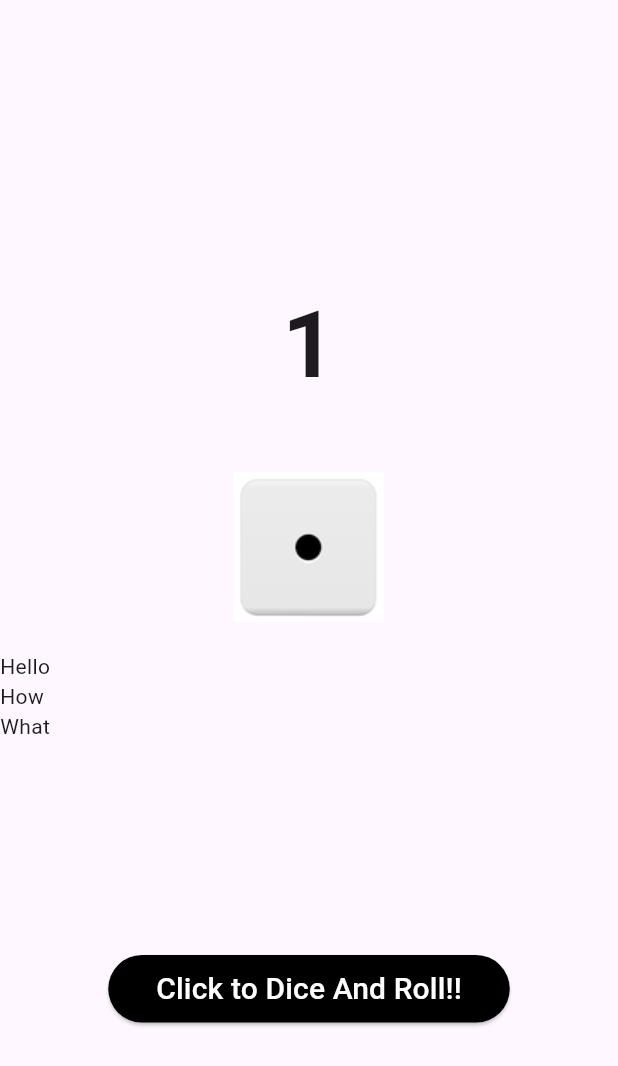
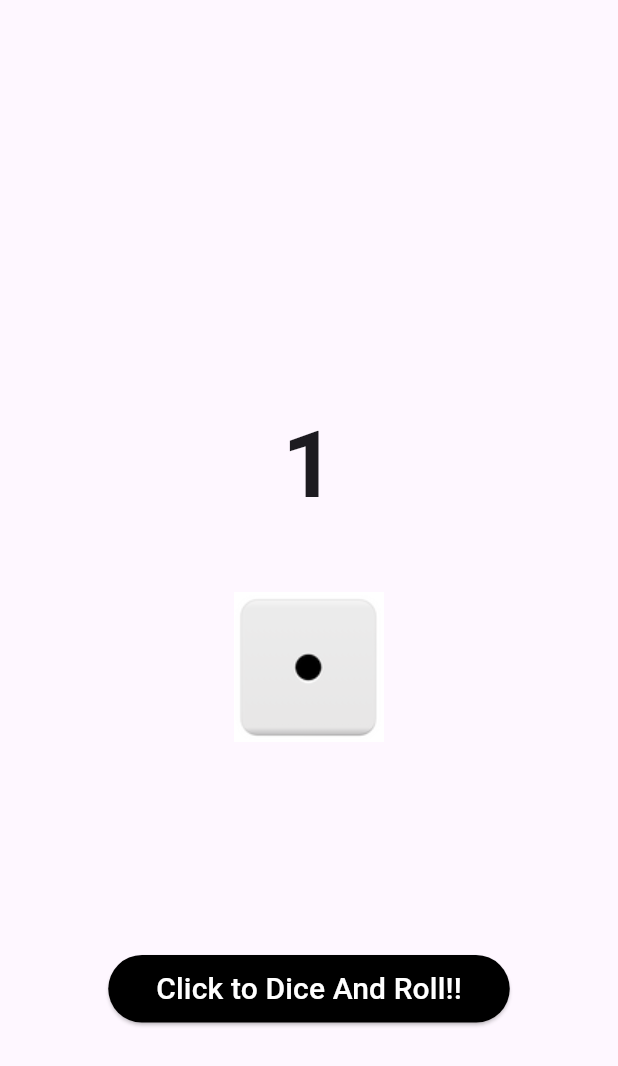
Before and after one commit to Partha0777/Dice-and-Roll, a Flutter app: the screen it shows after launch, on a phone screen of 412 x 824 dp. Shown: the top 1066 px of the screen. Run offline on Flutter 3.47's test engine with Material 3 defaults, Android fonts, the phone set to English and light mode, and no system bars.

Commit message:
#Removed unwanted code from home view.

```diff
--- a/lib/home_screen.dart
+++ b/lib/home_screen.dart
@@ -43,16 +43,6 @@ class HomeState extends State<HomeScreen> {
                   Image(
                       image: AssetImage(image.replaceAll(
                           imagePlaceHolderValue, diceValue.toString()))),
-                  const SizedBox(height: 20),
-                  Center(
-                    child: ListView.builder(
-                      shrinkWrap: true,
-                        itemCount: list.length,
-                        itemBuilder: (context, index) {
-                          return Text(list[index]);
-                        }),
-                  )
-
                 ],
               ),
             )),
```
